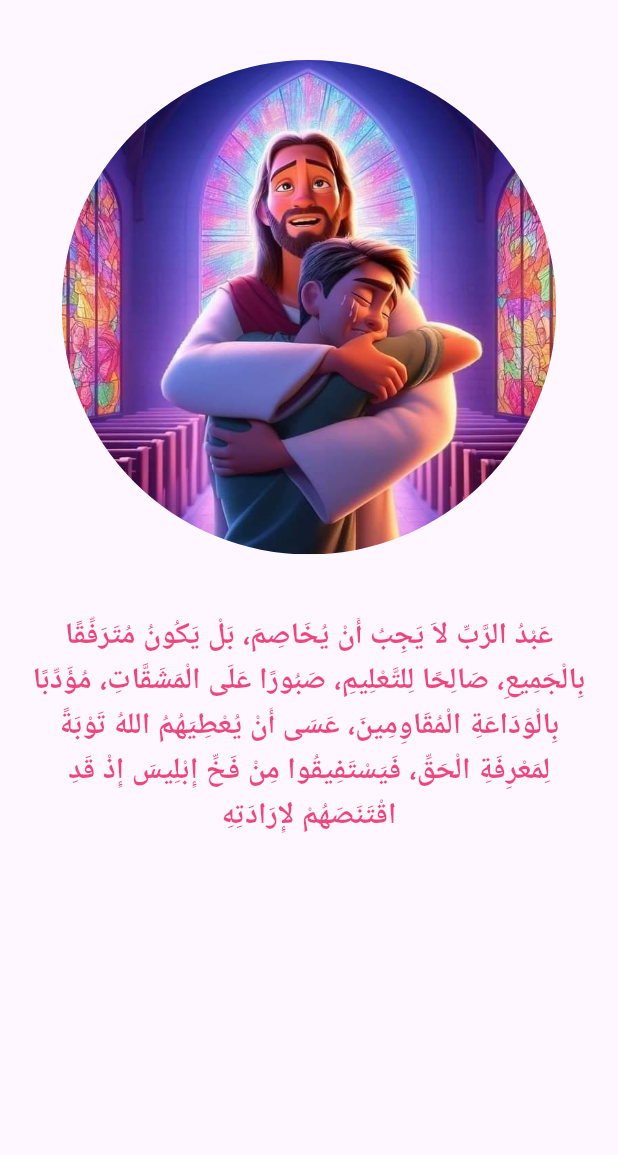
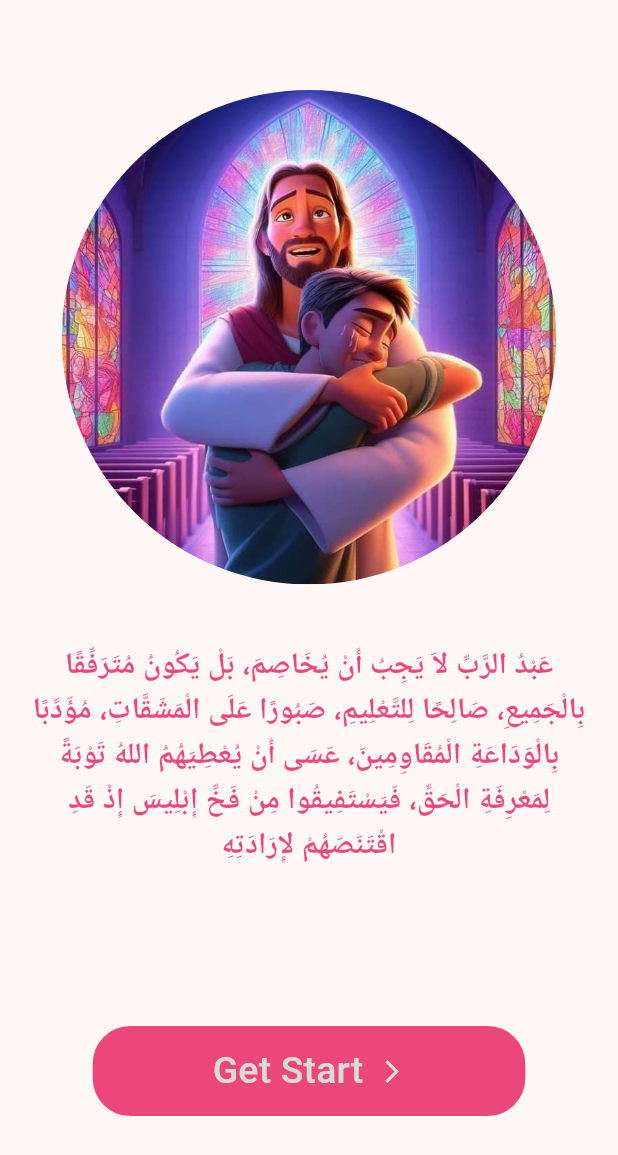
Before and after one commit to MinaYasser100/Faithful-Servant, a Flutter app: the screen it shows after launch, on a phone screen of 412 x 824 dp. Shown: the top 1155 px of the screen. Run offline on Flutter 3.47's test engine with Material 3 defaults, Android fonts, the phone set to English and light mode, and no system bars; drawn by our look-alikes of flutter_animate.

Commit message:
finish splash view

```diff
--- a/lib/core/helper/constant.dart
+++ b/lib/core/helper/constant.dart
@@ -1,5 +1,4 @@
 import "package:flutter/material.dart";
 
 const kPrimaryColor = Color.fromARGB(255, 235, 71, 125);
-const kSecondColor = Color.fromARGB(255, 70, 196, 179);
-const txt = "asdasdas";
+const kSecondColor = Color.fromARGB(255, 194, 196, 196);
--- /dev/null
+++ b/lib/core/helper/styles.dart
@@ -0,0 +1,13 @@
+import 'package:faithful_servant/core/helper/constant.dart';
+import 'package:flutter/material.dart';
+
+abstract class Styles {
+  static const TextStyle textStyle20 = TextStyle(
+    fontSize: 20.0,
+    fontWeight: FontWeight.w600,
+  );
+  static const TextStyle textStyle25SecondColor = TextStyle(
+    fontSize: 25,
+    color: kSecondColor,
+  );
+}
--- /dev/null
+++ b/lib/core/widgets/custom_text_button.dart
@@ -0,0 +1,105 @@
+import 'package:faithful_servant/core/helper/constant.dart';
+import 'package:flutter/material.dart';
+
+class CustomTextButton extends StatefulWidget {
+  const CustomTextButton({
+    super.key,
+    required this.textButton,
+    required this.onPressed,
+    this.isArrowIcon = false,
+  });
+  final String textButton;
+  final void Function() onPressed;
+  final bool isArrowIcon;
+
+  @override
+  State<CustomTextButton> createState() => _CustomTextButtonState();
+}
+
+class _CustomTextButtonState extends State<CustomTextButton>
+    with SingleTickerProviderStateMixin {
+  late AnimationController _controller;
+  late Animation<Color?> _colorAnimation;
+  @override
+  void initState() {
+    super.initState();
+
+    handelAnimation();
+  }
+
+  @override
+  Widget build(BuildContext context) {
+    return Container(
+      height: 60,
+      width: MediaQuery.of(context).size.width * 0.7,
+      decoration: BoxDecoration(
+        color: kPrimaryColor,
+        borderRadius: BorderRadius.circular(25),
+      ),
+      child: TextButton(
+        onPressed: widget.onPressed,
+        child: Row(
+          mainAxisAlignment: MainAxisAlignment.center,
+          children: [
+            AnimatedBuilder(
+              animation: _colorAnimation,
+              builder: (context, child) {
+                return Text(
+                  widget.textButton,
+                  style: TextStyle(
+                    fontSize: 25,
+                    color: _colorAnimation.value,
+                  ),
+                );
+              },
+            ),
+            const SizedBox(
+              width: 10,
+            ),
+            if (widget.isArrowIcon)
+              AnimatedBuilder(
+                animation: _colorAnimation,
+                builder: (context, child) => Icon(
+                  Icons.arrow_forward_ios_outlined,
+                  color: _colorAnimation.value,
+                ),
+              ),
+          ],
+        ),
+      ),
+    );
+  }
+
+  @override
+  void dispose() {
+    _controller.dispose();
+    super.dispose();
+  }
+
+  void handelAnimation() {
+    _controller = AnimationController(
+      vsync: this,
+      duration: const Duration(seconds: 2),
+    );
+
+    _colorAnimation = ColorTween(
+      begin: kSecondColor,
+      end: Colors.white,
+    ).animate(_controller);
+
+    _controller.forward();
+    detectAnimationStatus();
+  }
+
+  void detectAnimationStatus() {
+    _controller.addStatusListener((status) {
+      if (status == AnimationStatus.completed) {
+        // Reverse the animation when it completes
+        _controller.reverse();
+      } else if (status == AnimationStatus.dismissed) {
+        // Forward the animation when it dismisses
+        _controller.forward();
+      }
+    });
+  }
+}
--- a/lib/features/splash_view/views/presentation/widgets/splash_view_body.dart
+++ b/lib/features/splash_view/views/presentation/widgets/splash_view_body.dart
@@ -1,5 +1,7 @@
 import 'package:faithful_servant/core/helper/assets.dart';
 import 'package:faithful_servant/core/helper/constant.dart';
+import 'package:faithful_servant/core/helper/styles.dart';
+import 'package:faithful_servant/core/widgets/custom_text_button.dart';
 import 'package:flutter/material.dart';
 import 'package:flutter_animate/flutter_animate.dart';
 
@@ -13,7 +15,7 @@ class SplashViewBody extends StatelessWidget {
       child: SafeArea(
         child: Column(
           children: [
-            const SizedBox(height: 20),
+            const SizedBox(height: 40),
             CircleAvatar(
               radius: MediaQuery.of(context).size.width * 0.4,
               backgroundImage: AssetImage(Assets.crossOfJesusImage),
@@ -26,12 +28,18 @@ class SplashViewBody extends StatelessWidget {
             ),
             const Text(
               "عَبْدُ الرَّبِّ لاَ يَجِبُ أَنْ يُخَاصِمَ، بَلْ يَكُونُ مُتَرَفِّقًا بِالْجَمِيعِ، صَالِحًا لِلتَّعْلِيمِ، صَبُورًا عَلَى الْمَشَقَّاتِ، مُؤَدِّبًا بِالْوَدَاعَةِ الْمُقَاوِمِينَ، عَسَى أَنْ يُعْطِيَهُمُ اللهُ تَوْبَةً لِمَعْرِفَةِ الْحَقِّ، فَيَسْتَفِيقُوا مِنْ فَخِّ إِبْلِيسَ إِذْ قَدِ اقْتَنَصَهُمْ لإِرَادَتِهِ",
-              style: TextStyle(
-                fontSize: 20.0,
-                fontWeight: FontWeight.w600,
-              ),
+              style: Styles.textStyle20,
               textAlign: TextAlign.center,
             ).animate().tint(color: kPrimaryColor).then().shake(),
+            const Spacer(),
+            CustomTextButton(
+              onPressed: () {},
+              textButton: "Get Start",
+              isArrowIcon: true,
+            ),
+            const SizedBox(
+              height: 60,
+            ),
           ],
         ),
       ),
--- a/lib/main.dart
+++ b/lib/main.dart
@@ -1,3 +1,4 @@
+import 'package:faithful_servant/core/helper/constant.dart';
 import 'package:faithful_servant/features/splash_view/views/presentation/splash_view.dart';
 import 'package:flutter/material.dart';
 
@@ -11,11 +12,11 @@ class MyApp extends StatelessWidget {
   @override
   Widget build(BuildContext context) {
     return MaterialApp(
-      title: 'Flutter Demo',
       theme: ThemeData(
-        colorScheme: ColorScheme.fromSeed(seedColor: Colors.deepPurple),
+        colorScheme: ColorScheme.fromSeed(seedColor: kPrimaryColor),
         useMaterial3: true,
       ),
+      debugShowCheckedModeBanner: false,
       home: const SplashView(),
     );
   }
```
